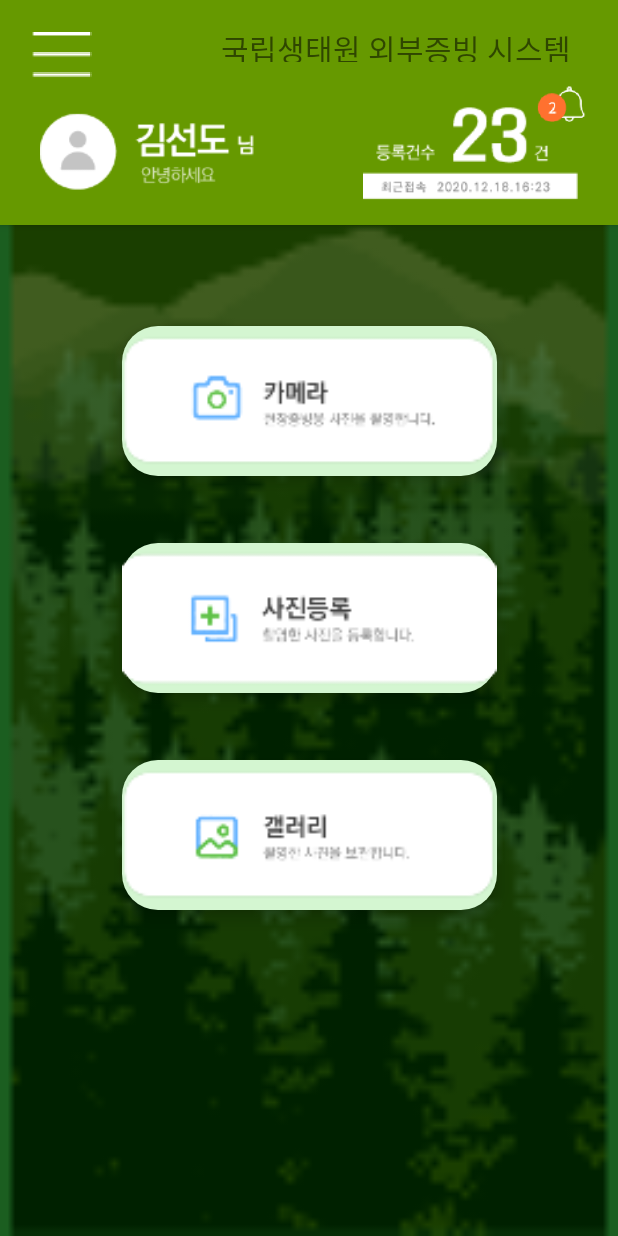
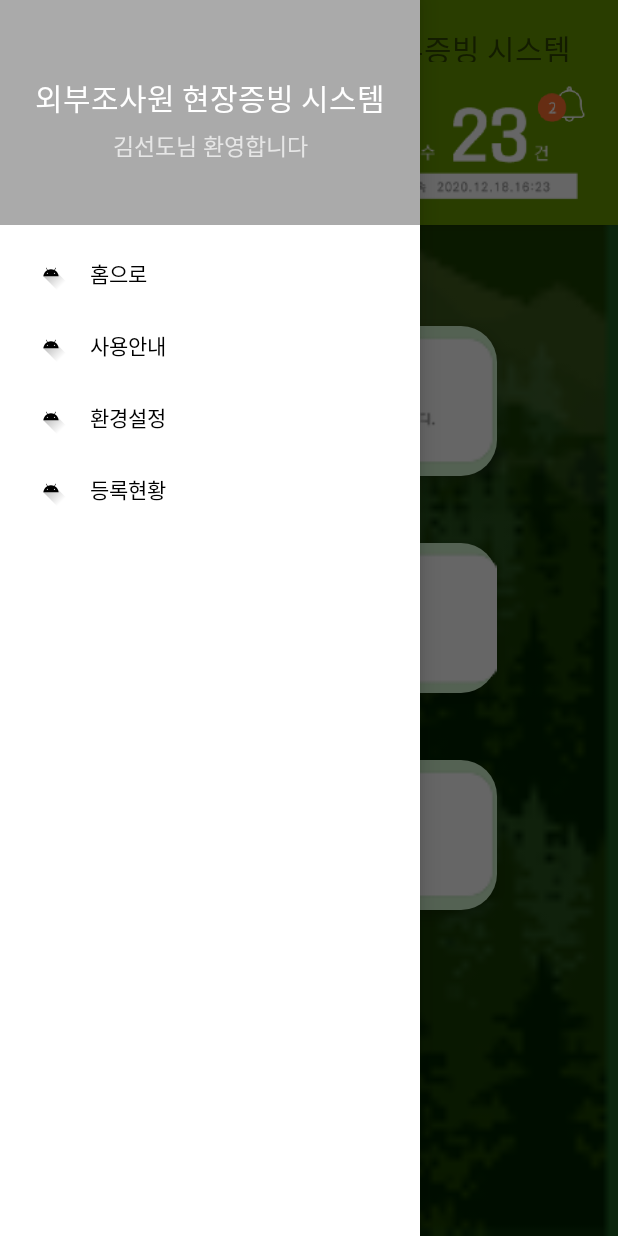
Before and after one commit to jejunbelievable/Eco, an Android app: the MainMenuActivity screen opened directly, with no data from a screen before it, after a tap on an icon or button, on a phone screen of 412 x 824 dp. Run offline under Robolectric (Android 15) with nearby library versions, the phone set to English and light mode, and no system bars.

Commit message:
add menubar

```diff
--- a/app/build.gradle
+++ b/app/build.gradle
@@ -5,7 +5,7 @@ plugins {
 
 android {
     compileSdkVersion 30
-    buildToolsVersion "30.0.2"
+    buildToolsVersion '30.0.2'
 
     defaultConfig {
         applicationId "sundosoft.co.eco"
@@ -43,6 +43,8 @@ dependencies {
     implementation 'androidx.lifecycle:lifecycle-livedata-ktx:2.2.0'
     implementation 'androidx.lifecycle:lifecycle-viewmodel-ktx:2.2.0'
     implementation 'androidx.recyclerview:recyclerview:1.1.0'
+    implementation 'androidx.drawerlayout:drawerlayout:1.0.0'
+
 
     testImplementation 'junit:junit:4.+'
     androidTestImplementation 'androidx.test.ext:junit:1.1.2'
--- a/app/src/main/AndroidManifest.xml
+++ b/app/src/main/AndroidManifest.xml
@@ -70,6 +70,10 @@
             android:name=".ViewActivity"
             android:screenOrientation="portrait" />
 
+        <activity
+            android:name=".RegisterStatisticActivity"
+            android:screenOrientation="portrait" />
+
         <provider
             android:name="androidx.core.content.FileProvider"
             android:authorities="${applicationId}.provider"
--- a/app/src/main/java/sundosoft/co/eco/MainMenuActivity.java
+++ b/app/src/main/java/sundosoft/co/eco/MainMenuActivity.java
@@ -33,7 +33,11 @@ import androidx.annotation.NonNull;
 import androidx.annotation.RequiresApi;
 import androidx.core.app.ActivityCompat;
 import androidx.core.content.FileProvider;
+import androidx.core.view.GravityCompat;
+import androidx.drawerlayout.widget.DrawerLayout;
 import androidx.fragment.app.FragmentActivity;
+
+import com.google.android.material.navigation.NavigationView;
 
 import java.io.BufferedWriter;
 import java.io.File;
@@ -63,6 +67,7 @@ public class MainMenuActivity extends Activity {
     LocationManager mLocationManager;
     MyLocationListener mLocationListener;
     Location mLocation;
+    private DrawerLayout mDrawerLayout;
 
     protected void onCreate(Bundle savedInstanceState) {
 
@@ -73,6 +78,8 @@ public class MainMenuActivity extends Activity {
         gallery_bt = (ImageView) findViewById(R.id.gallery_bt);
         menu_bt = (ImageView) findViewById(R.id.menu_bt);
         mLocationManager = (LocationManager) getSystemService(Context.LOCATION_SERVICE);
+        mDrawerLayout = (DrawerLayout) findViewById(R.id.drawer_layout);
+        NavigationView navigationView = (NavigationView) findViewById(R.id.nav_view);
 
         ActivityCompat.checkSelfPermission(getApplicationContext(), Manifest.permission.ACCESS_FINE_LOCATION);
         ActivityCompat.checkSelfPermission(this, Manifest.permission.ACCESS_COARSE_LOCATION);
@@ -113,7 +120,33 @@ public class MainMenuActivity extends Activity {
 
             @Override
             public void onClick(View v) {
+                mDrawerLayout.openDrawer(GravityCompat.START);
+            }
+        });
 
+        navigationView.setNavigationItemSelectedListener(new NavigationView.OnNavigationItemSelectedListener() {
+            @Override
+            public boolean onNavigationItemSelected(MenuItem menuItem) {
+                menuItem.setChecked(true);
+                mDrawerLayout.closeDrawers();
+
+                int id = menuItem.getItemId();
+                String title = menuItem.getTitle().toString();
+
+                if(id == R.id.home){
+                        Toast.makeText(MainMenuActivity.this, title + ": 홈으로.", Toast.LENGTH_SHORT).show();
+                }
+                else if(id == R.id.setting){
+                    Toast.makeText(MainMenuActivity.this, title + ": 설정 정보", Toast.LENGTH_SHORT).show();
+                }
+                else if(id == R.id.userguide){
+                    Toast.makeText(MainMenuActivity.this, title + ": 사용안내", Toast.LENGTH_SHORT).show();
+                }
+                else if(id==R.id.statistic){
+                    Toast.makeText(MainMenuActivity.this, title + ": 등록현황", Toast.LENGTH_SHORT).show();
+                }
+
+                return true;
             }
         });
 
@@ -134,6 +167,8 @@ public class MainMenuActivity extends Activity {
             }
         }
     }
+
+
 
 
     @RequiresApi(api = Build.VERSION_CODES.O)
--- a/app/src/main/res/layout/activity_mainmenu.xml
+++ b/app/src/main/res/layout/activity_mainmenu.xml
@@ -1,4 +1,12 @@
 <?xml version="1.0" encoding="utf-8"?>
+
+<androidx.drawerlayout.widget.DrawerLayout
+    xmlns:android="http://schemas.android.com/apk/res/android"
+    xmlns:app="http://schemas.android.com/apk/res-auto"
+    android:id="@+id/drawer_layout"
+    android:layout_width="match_parent"
+    android:layout_height="match_parent">
+
 <androidx.constraintlayout.widget.ConstraintLayout xmlns:android="http://schemas.android.com/apk/res/android"
     xmlns:app="http://schemas.android.com/apk/res-auto"
     xmlns:tools="http://schemas.android.com/tools"
@@ -170,5 +178,16 @@
         app:layout_constraintTop_toTopOf="parent"
         app:layout_constraintVertical_bias="0.058" />
 
+</androidx.constraintlayout.widget.ConstraintLayout>
 
-</androidx.constraintlayout.widget.ConstraintLayout>
+    <com.google.android.material.navigation.NavigationView
+        android:id="@+id/nav_view"
+        android:layout_width="wrap_content"
+        android:layout_height="match_parent"
+        android:layout_gravity="start"
+        android:fitsSystemWindows="true"
+        app:headerLayout="@layout/activity_menubar_header"
+        app:menu="@menu/menubar_list" />
+
+
+</androidx.drawerlayout.widget.DrawerLayout>
--- /dev/null
+++ b/app/src/main/res/layout/activity_menubar_header.xml
@@ -0,0 +1,32 @@
+<?xml version="1.0" encoding="utf-8"?>
+<RelativeLayout xmlns:android="http://schemas.android.com/apk/res/android"
+    xmlns:app="http://schemas.android.com/apk/res-auto"
+    android:layout_width="match_parent"
+    android:layout_height="150dp"
+    android:background="@android:color/darker_gray"
+    android:theme="@style/ThemeOverlay.AppCompat.Dark"
+    android:paddingTop="50dp"
+    android:layout_gravity="top">
+
+    <TextView
+        android:id="@+id/text_title"
+        android:layout_width="match_parent"
+        android:layout_height="wrap_content"
+        android:layout_alignParentTop="true"
+        android:text="외부조사원 현장증빙 시스템"
+        android:textColor="@color/white"
+        android:textSize="20dp"
+        android:textAlignment="center"
+        android:gravity="center_horizontal" />
+
+    <TextView
+        android:layout_width="match_parent"
+        android:layout_height="wrap_content"
+        android:layout_below="@+id/text_title"
+        android:layout_centerHorizontal="true"
+        android:layout_marginTop="5dp"
+        android:text="김선도님 환영합니다"
+        android:textSize="15dp"
+        android:textAlignment="center"
+        android:gravity="center_horizontal" />
+</RelativeLayout>
--- /dev/null
+++ b/app/src/main/res/menu/menubar_list.xml
@@ -0,0 +1,30 @@
+<?xml version="1.0" encoding="utf-8"?>
+<menu xmlns:android="http://schemas.android.com/apk/res/android">
+    <group android:checkableBehavior="single">
+        <item
+            android:id="@+id/home"
+            android:icon="@drawable/ic_launcher_foreground"
+            style="@style/TextAppearance.AppCompat.Widget.ActionBar.Title"
+            android:title="홈으로"
+            />
+        <item
+            android:id="@+id/userguide"
+            android:icon="@drawable/ic_launcher_foreground"
+            style="@style/TextAppearance.AppCompat.Widget.ActionBar.Title"
+            android:title="사용안내"
+            />
+        <item
+            android:id="@+id/setting"
+            android:icon="@drawable/ic_launcher_foreground"
+            style="@style/TextAppearance.AppCompat.Widget.ActionBar.Title"
+            android:title="환경설정"
+            />
+        <item
+            android:id="@+id/statistic"
+            android:icon="@drawable/ic_launcher_foreground"
+            style="@style/TextAppearance.AppCompat.Widget.ActionBar.Title"
+            android:title="등록현황"
+            />
+    </group>
+
+</menu>
```
Also changed, not shown: app/src/main/java/sundosoft/co/eco/RegisterStatisticActivity.java (added, +33 -0 lines), app/src/main/res/drawable/round_border.xml (added, +17 -0 lines), app/src/main/res/layout/activity_register_statistic.xml (added, +121 -0 lines).
